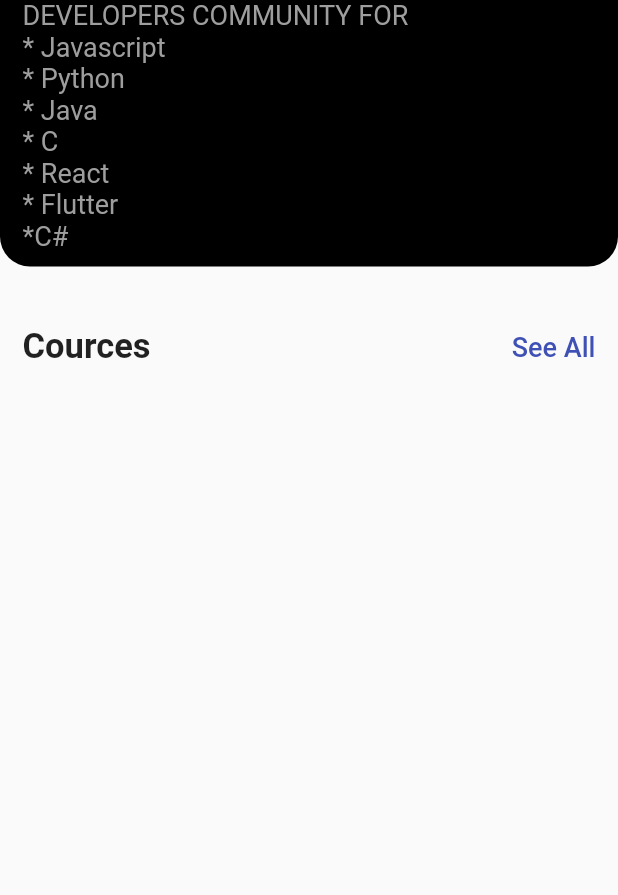
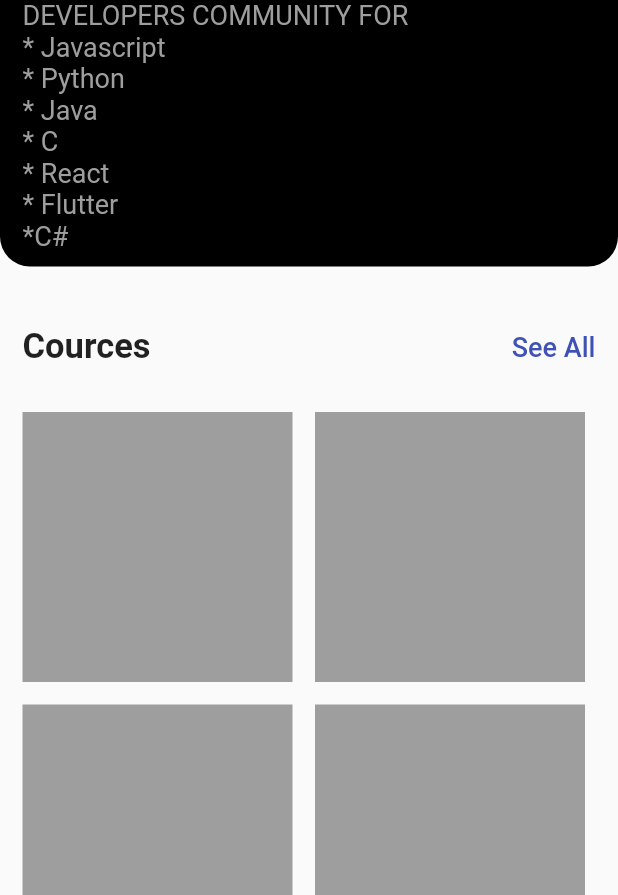
Before and after one commit to SHANIB-C-K/zerodays-app, a Flutter app: the screen it shows after launch, on a phone screen of 412 x 824 dp, the part 341-1236 px from its top. Run offline on Flutter 3.47's test engine with Material 2 defaults, Android fonts, the light colour scheme and no system bars.

Commit message:
cources container added

```diff
--- a/lib/screens/homescreen.dart
+++ b/lib/screens/homescreen.dart
@@ -118,6 +118,68 @@ class HomeScreen extends StatelessWidget {
                 ),
               ],
             ),
+          ),
+          const SizedBox(
+            height: 10,
+          ),
+          Padding(
+            padding: const EdgeInsets.only(
+              top: 20,
+              left: 15,
+              right: 15,
+            ),
+            child: Column(
+              children: [
+                Row(
+                  children: [
+                    Container(
+                      height: 180,
+                      width: 180,
+                      color: Colors.grey,
+                    ),
+                    const SizedBox(
+                      width: 15,
+                    ),
+                    Container(
+                      height: 180,
+                      width: 180,
+                      color: Colors.grey,
+                    ),
+                  ],
+                ),
+              ],
+            ),
+          ),
+          const SizedBox(
+            height: 10,
+          ),
+          Padding(
+            padding: const EdgeInsets.only(
+              top: 5,
+              left: 15,
+              right: 15,
+            ),
+            child: Column(
+              children: [
+                Row(
+                  children: [
+                    Container(
+                      height: 180,
+                      width: 180,
+                      color: Colors.grey,
+                    ),
+                    const SizedBox(
+                      width: 15,
+                    ),
+                    Container(
+                      height: 180,
+                      width: 180,
+                      color: Colors.grey,
+                    ),
+                  ],
+                ),
+              ],
+            ),
           )
         ],
       ),
```
